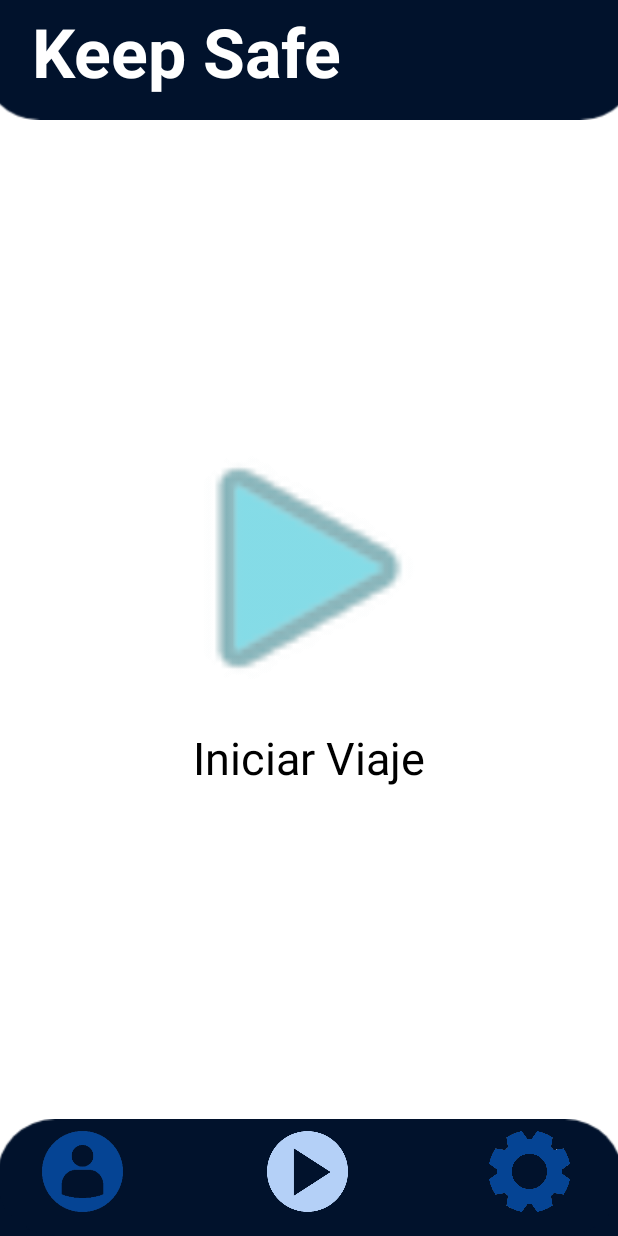
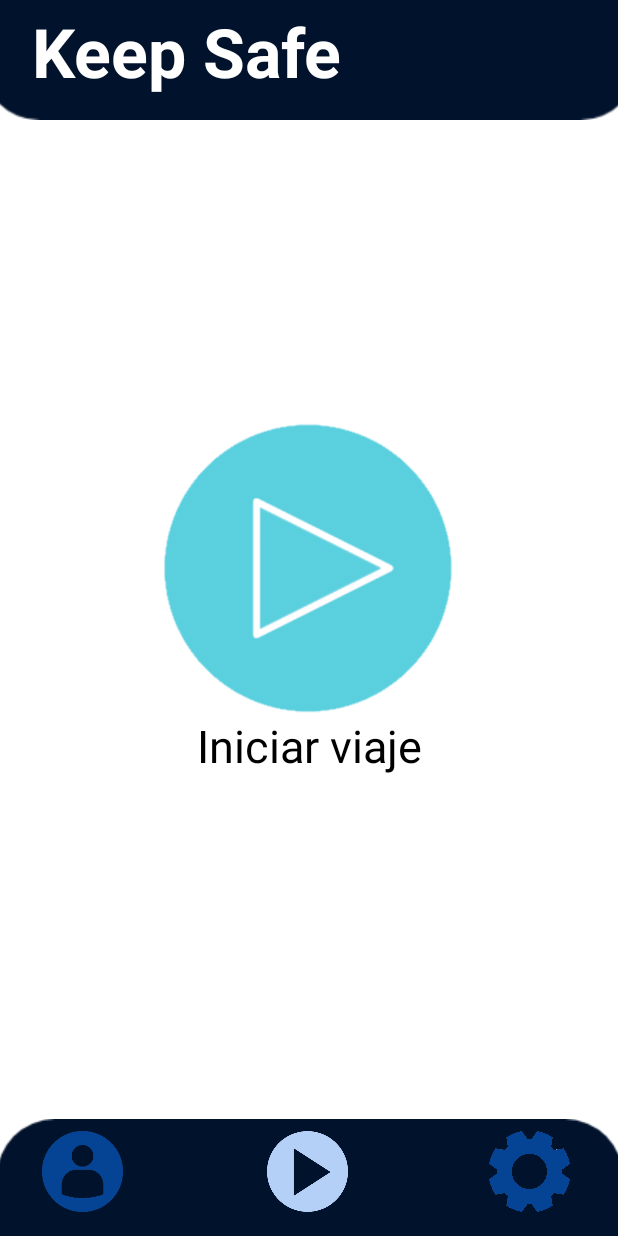
Before and after one commit to JulianHuertasUNAL/Keep-Safe-2, an Android app: the IniciarViaje screen opened directly, with no data from a screen before it, on a phone screen of 412 x 824 dp. Run offline under Robolectric (Android 15) with nearby library versions, the phone set to English and light mode, and no system bars; libraries missing offline, so code that uses them is left out: pub.devrel.easypermissions; 2 statements that could not run were skipped.

Commit message:
Se cambió el funcionamiento del botón play para que no mande a una pantalla distinta sino que se mantenga en la misma. Las demás funciones (audio) se mantuvieron

```diff
--- a/app/src/main/AndroidManifest.xml
+++ b/app/src/main/AndroidManifest.xml
@@ -13,7 +13,6 @@
         android:roundIcon="@mipmap/ic_launcher_round"
         android:supportsRtl="true"
         android:theme="@style/Theme.KeepSafe">
-        <activity android:name=".ViajeIniciado" />
         <activity android:name=".VehicleForm" />
         <activity android:name=".Ajustes" />
         <activity android:name=".Perfil" />
--- a/app/src/main/java/com/example/keepsafe/IniciarViaje.java
+++ b/app/src/main/java/com/example/keepsafe/IniciarViaje.java
@@ -1,25 +1,143 @@
 package com.example.keepsafe;
 
+import androidx.annotation.NonNull;
+import androidx.annotation.RequiresApi;
 import androidx.appcompat.app.AppCompatActivity;
+import androidx.core.app.ActivityCompat;
 
+import android.Manifest;
 import android.content.Intent;
+import android.content.pm.PackageManager;
+import android.location.Location;
+import android.media.MediaPlayer;
+import android.os.Build;
 import android.os.Bundle;
+import android.os.Looper;
 import android.view.View;
 import android.widget.Button;
 import android.widget.ImageButton;
+import android.widget.TextView;
+import android.widget.Toast;
 
-public class IniciarViaje extends AppCompatActivity {
+import com.google.android.gms.location.FusedLocationProviderClient;
+import com.google.android.gms.location.LocationCallback;
+import com.google.android.gms.location.LocationRequest;
+import com.google.android.gms.location.LocationResult;
+import com.google.android.gms.location.LocationServices;
+import com.google.android.gms.tasks.OnSuccessListener;
 
+import java.util.List;
 
+import pub.devrel.easypermissions.AppSettingsDialog;
+import pub.devrel.easypermissions.EasyPermissions;
+
+public class IniciarViaje extends AppCompatActivity implements EasyPermissions.PermissionCallbacks, EasyPermissions.RationaleCallbacks {
+
+    private boolean viajeEnCurso = false;
+    private Button perfil;
+    private Button ajustes;
+    private ImageButton botonCentral;
+    private TextView txt;
+
+    private FusedLocationProviderClient client;
+    private LocationCallback locationCallback;
+    private LocationRequest locationRequest;
+    private final static int LOCATION_PERMISSION = 124;
+
+    private View.OnClickListener iniciarViaje;
+    private View.OnClickListener pausarViaje;
+
+    private MediaPlayer mediaPlayer;
 
     @Override
     protected void onCreate(Bundle savedInstanceState) {
         super.onCreate(savedInstanceState);
         setContentView(R.layout.activity_iniciar_viaje);
 
-        Button perfil = (Button)findViewById(R.id.perfil);
-        Button ajustes = (Button)findViewById(R.id.configuracion);
-        ImageButton iniciarViaje =(ImageButton)findViewById(R.id.imageButton3);
+        perfil = (Button) findViewById(R.id.perfil);
+        ajustes = (Button) findViewById(R.id.configuracion);
+        botonCentral = (ImageButton) findViewById(R.id.BotonCentral);
+        txt = (TextView) findViewById(R.id.CentralText);
+
+        initializeListeners();
+        setListeners();
+
+        mediaPlayer = MediaPlayer.create(this, R.raw.alarmatqm);
+        client = LocationServices.getFusedLocationProviderClient(this);
+        createLocationRequest();
+        askForLocationPermission();
+
+        locationCallback = new LocationCallback() {
+            @Override
+            public void onLocationResult(LocationResult locationResult) {
+                super.onLocationResult(locationResult);
+                double speed = locationResult.getLastLocation().getSpeed() * 3.6;
+                speed = Math.round(10 * speed) / 10.0;
+
+                TextView speedDisplay = (TextView) findViewById(R.id.CentralText);
+                speedDisplay.setText(String.valueOf(speed) + "km/h");
+
+                if (speed > 1) {
+                    mediaPlayer.start();
+                }
+            }
+        };
+
+    }
+
+    private void initializeListeners() {
+        iniciarViaje = new View.OnClickListener() {
+            @Override
+            public void onClick(View v) {
+                viajeEnCurso = true;
+
+                if (ActivityCompat.checkSelfPermission(IniciarViaje.this, Manifest.permission.ACCESS_FINE_LOCATION) != PackageManager.PERMISSION_GRANTED && ActivityCompat.checkSelfPermission(IniciarViaje.this, Manifest.permission.ACCESS_COARSE_LOCATION) != PackageManager.PERMISSION_GRANTED) {
+                    // TODO: Consider calling
+                    //    ActivityCompat#requestPermissions
+                    // here to request the missing permissions, and then overriding
+                    //   public void onRequestPermissionsResult(int requestCode, String[] permissions,
+                    //                                          int[] grantResults)
+                    // to handle the case where the user grants the permission. See the documentation
+                    // for ActivityCompat#requestPermissions for more details.
+                    return;
+                }
+                client.requestLocationUpdates(locationRequest, locationCallback, Looper.getMainLooper());
+
+                botonCentral.setImageResource(R.drawable.media_pause);
+                txt.setText("0.0 km/h");
+                resetImageButtonListener();
+            }
+        };
+
+        pausarViaje = new View.OnClickListener() {
+            @Override
+            public void onClick (View v) {
+                viajeEnCurso = false;
+                client.removeLocationUpdates(locationCallback);
+                botonCentral.setImageResource(R.drawable.media_play);
+                txt.setText("Iniciar viaje");
+                resetImageButtonListener();
+            }
+        };
+    }
+
+    private void resetImageButtonListener () {
+        if (viajeEnCurso) {
+            botonCentral.setOnClickListener(pausarViaje);
+        } else {
+            botonCentral.setOnClickListener(iniciarViaje);
+        }
+    }
+
+    @Override
+    protected void onDestroy () {
+        super.onDestroy();
+        if (viajeEnCurso) {
+            client.removeLocationUpdates(locationCallback);
+        }
+    }
+
+    private void setListeners () {
         ajustes.setOnClickListener(new View.OnClickListener() {
             @Override
             public void onClick(View v) {
@@ -27,6 +145,7 @@ public class IniciarViaje extends AppCompatActivity {
                 startActivity(ajustes.addFlags(Intent.FLAG_ACTIVITY_CLEAR_TOP));
             }
         });
+
         perfil.setOnClickListener(new View.OnClickListener() {
             @Override
             public void onClick(View v) {
@@ -34,17 +153,73 @@ public class IniciarViaje extends AppCompatActivity {
                 startActivity(perfil.addFlags(Intent.FLAG_ACTIVITY_CLEAR_TOP));
             }
         });
-        iniciarViaje.setOnClickListener(new View.OnClickListener() {
-            @Override
-            public void onClick(View v) {
-                Intent iniciarViaje = new Intent(IniciarViaje.this,ViajeIniciado.class);
-                startActivity(iniciarViaje.addFlags(Intent.FLAG_ACTIVITY_CLEAR_TOP));
+
+        botonCentral.setOnClickListener(iniciarViaje);
+    }
+
+    private void createLocationRequest () {
+        locationRequest = LocationRequest.create();
+        locationRequest.setPriority(LocationRequest.PRIORITY_HIGH_ACCURACY);
+        locationRequest.setInterval(1000);
+    }
+
+    private void askForLocationPermission() {
+        if (hasLocationPermission()) {
+
+            if (ActivityCompat.checkSelfPermission(this, Manifest.permission.ACCESS_FINE_LOCATION) != PackageManager.PERMISSION_GRANTED && ActivityCompat.checkSelfPermission(this, Manifest.permission.ACCESS_COARSE_LOCATION) != PackageManager.PERMISSION_GRANTED) {
+                // TODO: Consider calling
+                //    ActivityCompat#requestPermissions
+                // here to request the missing permissions, and then overriding
+                //   public void onRequestPermissionsResult(int requestCode, String[] permissions,
+                //                                          int[] grantResults)
+                // to handle the case where the user grants the permission. See the documentation
+                // for ActivityCompat#requestPermissions for more details.
+                return;
             }
-        });
+            client.getLastLocation().addOnSuccessListener(new OnSuccessListener<Location>() {
+                @Override
+                public void onSuccess(Location location) {
+                    //DO nothing
+                }
+            });
+        } else {
+            EasyPermissions.requestPermissions(this, "Se necesita que de permiso para usar el GPS", LOCATION_PERMISSION, Manifest.permission.ACCESS_FINE_LOCATION);
+        }
+    }
+
+    private boolean hasLocationPermission() {
+        return EasyPermissions.hasPermissions(this, Manifest.permission.ACCESS_FINE_LOCATION);
+    }
+
+    @Override
+    public void onActivityResult (int requestCode, int resultCode, Intent data) {
+        super.onActivityResult(requestCode, resultCode, data);
+        if (requestCode == AppSettingsDialog.DEFAULT_SETTINGS_REQ_CODE) {
+            Toast.makeText(this, "OnActivityResult", Toast.LENGTH_LONG).show();
+        }
+    }
+
+    @Override
+    public void onPermissionsDenied(int requestCode, @NonNull List<String> perms) {
+        if (EasyPermissions.somePermissionPermanentlyDenied(this, perms)) {
+            new AppSettingsDialog.Builder(this).build().show();
+        }
+    }
+
+    @Override
+    public void onPermissionsGranted(int requestCode, @NonNull List<String> perms) {
+        //Intentionally empty
+    }
+
+    @Override
+    public void onRationaleAccepted(int requestCode) {
+        //Intentionally empty
+    }
+
+    @Override
+    public void onRationaleDenied(int requestCode) {
+        //Intentionally empty
+    }
 
 
-
-
-
-    }
 }
--- a/app/src/main/res/layout/activity_iniciar_viaje.xml
+++ b/app/src/main/res/layout/activity_iniciar_viaje.xml
@@ -46,19 +46,17 @@
         app:layout_constraintTop_toTopOf="parent" />
 
 
-
     <TextView
-        android:id="@+id/textView7"
+        android:id="@+id/CentralText"
         android:layout_width="wrap_content"
         android:layout_height="wrap_content"
-        android:layout_marginTop="8dp"
-        android:text="Iniciar Viaje"
+        android:text="Iniciar viaje"
         android:textColor="#000000"
         android:textSize="30sp"
         app:layout_constraintBottom_toTopOf="@+id/imageView5"
         app:layout_constraintEnd_toEndOf="parent"
         app:layout_constraintStart_toStartOf="parent"
-        app:layout_constraintTop_toBottomOf="@+id/imageButton3"
+        app:layout_constraintTop_toBottomOf="@+id/BotonCentral"
         app:layout_constraintVertical_bias="0.0" />
 
     <Button
@@ -100,12 +98,11 @@
         app:layout_constraintEnd_toEndOf="parent" />
 
 
-
     <ImageButton
-        android:id="@+id/imageButton3"
+        android:id="@+id/BotonCentral"
         android:layout_width="194dp"
         android:layout_height="196dp"
-        android:background="@android:drawable/ic_media_play"
+        android:background="#FFFFFF"
         android:scaleType="centerCrop"
         android:tint="#A845C9DA"
         app:layout_constraintBottom_toTopOf="@+id/imageView5"
@@ -114,6 +111,6 @@
         app:layout_constraintStart_toStartOf="parent"
         app:layout_constraintTop_toBottomOf="@+id/imageView"
         app:layout_constraintVertical_bias="0.427"
-        app:srcCompat="@android:drawable/ic_media_play" />
+        app:srcCompat="@drawable/media_play" />
 
 </androidx.constraintlayout.widget.ConstraintLayout>
```
Also changed, not shown: app/src/main/java/com/example/keepsafe/ViajeIniciado.java (deleted, +0 -159 lines), app/src/main/res/layout/activity_viaje_iniciado.xml (deleted, +0 -63 lines), app/src/main/res/drawable/media_pause.png (added), app/src/main/res/drawable/media_play.png (added).
